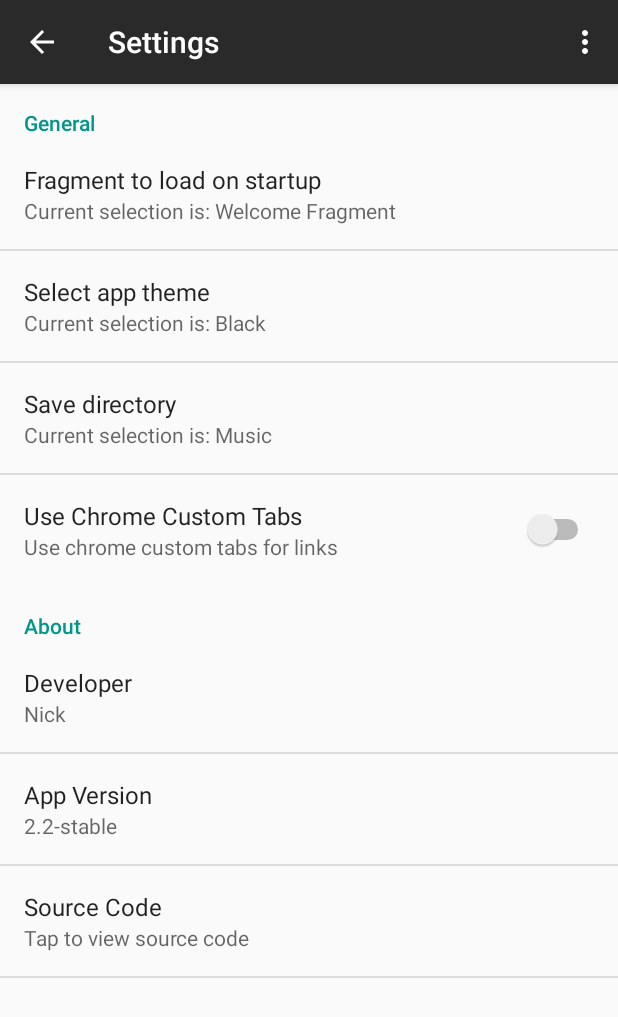
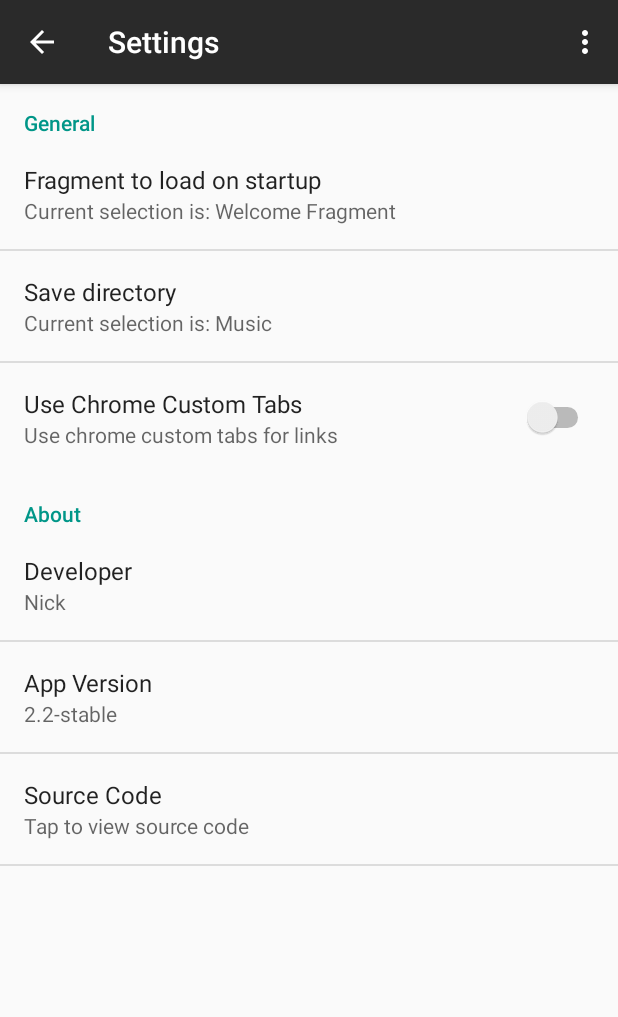
Before and after one commit to Psychic-74/Santractor, an Android app: the screen it shows after launch (SettingsActivity), in the side drawer, after a tap on "Settings", on a phone screen of 412 x 824 dp. Shown: the top 1017 px of the screen. Run offline under Robolectric (Android 15) with nearby library versions, the phone set to English and light mode, and no system bars; our stand-ins replace CircleImageView; libraries missing offline, so code that uses them is left out: com.afollestad.materialdialogs; 9 statements that could not run were skipped.

Commit message:
Tidy Up The App (Remove Themes)
Signed-off-by: Psychic-74 <nickk.2974@gmail.com>

```diff
--- a/app/src/main/java/com/psychic/santractor/MainActivity.java
+++ b/app/src/main/java/com/psychic/santractor/MainActivity.java
@@ -51,8 +51,6 @@ public class MainActivity extends AppCompatActivity implements NavigationView.On
     final int requestPermissionCode = 356;
     Utils utils = new Utils();
     boolean shouldShowCustomTabs;
-    int colorPrimary;
-    int colorPrimaryDark;
     static boolean canShowWelcomeSnackbar=true;
     static String song;
 
@@ -80,35 +78,6 @@ public class MainActivity extends AppCompatActivity implements NavigationView.On
                 d.show();
             }
         }
-    }
-
-    // Override theme
-    @Override
-    public Resources.Theme getTheme() {
-        Resources.Theme theme = super.getTheme();
-        SharedPreferences sPref = PreferenceManager.getDefaultSharedPreferences(getBaseContext());
-        String selectedTheme = sPref.getString("selected_theme", "Black");
-        switch (selectedTheme){
-            case "Blue":
-                theme.applyStyle(R.style.BlueTheme, true);
-                break;
-            case "Green":
-                theme.applyStyle(R.style.GreenTheme, true);
-                break;
-            case "Teal":
-                theme.applyStyle(R.style.TealTheme, true);
-                break;
-            case "Pink":
-                theme.applyStyle(R.style.PinkTheme, true);
-                break;
-            case "Red":
-                theme.applyStyle(R.style.RedTheme, true);
-                break;
-            // Black theme will be applied by default according to manifest.
-            default:
-                break;
-        }
-        return theme;
     }
 
     // Override onCreate
@@ -154,8 +123,6 @@ public class MainActivity extends AppCompatActivity implements NavigationView.On
         // Register Broadcast receiver
         LocalBroadcastManager.getInstance(getBaseContext()).registerReceiver(onNotify, new IntentFilter("sendMsg"));
 
-        // Get theme colors
-        getColors();
 
         // We will be getting the value from settings preferences if user wants to use custom tabs.
         SharedPreferences mPref = PreferenceManager.getDefaultSharedPreferences(this);
@@ -302,8 +269,6 @@ public class MainActivity extends AppCompatActivity implements NavigationView.On
                     Intent updateIntent = new Intent(getBaseContext(), CustomTabsBroadcastReceiver.class);
                     PendingIntent pendingUpdateIntent = PendingIntent.getBroadcast(getBaseContext(), 32, updateIntent, PendingIntent.FLAG_UPDATE_CURRENT);
                     CustomTabsIntent intent = new CustomTabsIntent.Builder()
-                            .setToolbarColor(colorPrimary)
-                            .setSecondaryToolbarColor(colorPrimaryDark)
                             .addMenuItem("Share link", pendingUpdateIntent)
                             .build();
                     intent.launchUrl(getBaseContext(), Uri.parse("https://j2java.net"));
@@ -320,8 +285,6 @@ public class MainActivity extends AppCompatActivity implements NavigationView.On
                     Intent shareSourceIntent = new Intent(getBaseContext(), CustomTabsBroadcastReceiver.class);
                     PendingIntent pendingSourceIntent = PendingIntent.getBroadcast(getBaseContext(), 74, shareSourceIntent, PendingIntent.FLAG_UPDATE_CURRENT);
                     CustomTabsIntent sourceIntent = new CustomTabsIntent.Builder()
-                            .setToolbarColor(colorPrimary)
-                            .setSecondaryToolbarColor(colorPrimaryDark)
                             .addMenuItem("Share source code", pendingSourceIntent)
                             .build();
                     sourceIntent.launchUrl(getBaseContext(), Uri.parse("https://github.com/Psychic-74/Santractor"));
@@ -344,8 +307,6 @@ public class MainActivity extends AppCompatActivity implements NavigationView.On
                     Intent shareSourceIntent = new Intent(getBaseContext(), CustomTabsBroadcastReceiver.class);
                     PendingIntent pendingSourceIntent = PendingIntent.getBroadcast(getBaseContext(), 74, shareSourceIntent, PendingIntent.FLAG_UPDATE_CURRENT);
                     CustomTabsIntent sourceIntent = new CustomTabsIntent.Builder()
-                            .setToolbarColor(colorPrimary)
-                            .setSecondaryToolbarColor(colorPrimaryDark)
                             .addMenuItem("Share Changelog", pendingSourceIntent)
                             .build();
                     sourceIntent.launchUrl(getBaseContext(), Uri.parse("https://github.com/Psychic-74/Santractor/commits/master"));
@@ -458,8 +419,6 @@ public class MainActivity extends AppCompatActivity implements NavigationView.On
             Intent shareSourceIntent = new Intent(getBaseContext(), CustomTabsBroadcastReceiver.class);
             PendingIntent pendingProfileIntent = PendingIntent.getBroadcast(getBaseContext(), 74, shareSourceIntent, PendingIntent.FLAG_UPDATE_CURRENT);
             CustomTabsIntent profileIntent = new CustomTabsIntent.Builder()
-                    .setToolbarColor(colorPrimary)
-                    .setSecondaryToolbarColor(colorPrimaryDark)
                     .addMenuItem("Share Url", pendingProfileIntent)
                     .build();
             profileIntent.launchUrl(getBaseContext(),Uri.parse("https://github.com/Psychic-74"));
@@ -473,15 +432,6 @@ public class MainActivity extends AppCompatActivity implements NavigationView.On
 
    }
 
-    public void getColors(){
-        TypedValue typedValue = new TypedValue();
-        getTheme().resolveAttribute(R.attr.colorPrimary, typedValue, true);
-        colorPrimary = typedValue.data;
-        TypedValue typedValue1 = new TypedValue();
-        getTheme().resolveAttribute(R.attr.colorPrimaryDark, typedValue1, true);
-        colorPrimaryDark = typedValue1.data;
-    }
-
     private BroadcastReceiver onNotify = new BroadcastReceiver() {
         @Override
         public void onReceive(Context context, Intent intent) {
--- a/app/src/main/res/values/strings.xml
+++ b/app/src/main/res/values/strings.xml
@@ -14,16 +14,6 @@
         <item>Music</item>
         <item>Songs</item>
         <item>Santractor</item>
-    </string-array>
-
-    <!-- Theme Styles -->
-    <string-array name="theme_array">
-        <item>Black</item>
-        <item>Red</item>
-        <item>Green</item>
-        <item>Teal</item>
-        <item>Blue</item>
-        <item>Pink</item>
     </string-array>
 
     <!-- Fragments list -->
--- a/app/src/main/res/values/styles.xml
+++ b/app/src/main/res/values/styles.xml
@@ -5,42 +5,6 @@
         <!-- Customize your theme here. -->
         <item name="colorPrimary">@color/colorPrimary</item>
         <item name="colorPrimaryDark">@color/colorPrimaryDark</item>
-        <item name="colorAccent">@color/colorAccent</item>
-    </style>
-
-
-    <!-- New theme blue -->
-    <style name="BlueTheme" parent="Theme.AppCompat.Light.NoActionBar">
-        <item name="colorPrimary">#3F51B5</item>
-        <item name="colorPrimaryDark">#303F9F</item>
-        <item name="colorAccent">@color/colorAccent</item>
-    </style>
-
-    <!-- Red Theme -->
-    <style name="RedTheme" parent="Theme.AppCompat.Light.NoActionBar">
-        <item name="colorPrimary">#F44336</item>
-        <item name="colorPrimaryDark">#D32F2F</item>
-        <item name="colorAccent">@color/colorAccent</item>
-    </style>
-
-    <!-- Pink Theme -->
-    <style name="PinkTheme" parent="Theme.AppCompat.Light.NoActionBar">
-        <item name="colorPrimary">#E91E63</item>
-        <item name="colorPrimaryDark">#E91E63</item>
-        <item name="colorAccent">@color/colorAccent</item>
-    </style>
-
-    <!-- Green Theme -->
-    <style name="GreenTheme" parent="Theme.AppCompat.Light.NoActionBar">
-        <item name="colorPrimary">#4CAF50</item>
-        <item name="colorPrimaryDark">#388E3C</item>
-        <item name="colorAccent">@color/colorAccent</item>
-    </style>
-
-    <!-- Teal Theme -->
-    <style name="TealTheme" parent="Theme.AppCompat.Light.NoActionBar">
-        <item name="colorPrimary">#009688</item>
-        <item name="colorPrimaryDark">#00796B</item>
         <item name="colorAccent">@color/colorAccent</item>
     </style>
 
--- a/app/src/main/res/xml/settings_screen.xml
+++ b/app/src/main/res/xml/settings_screen.xml
@@ -11,17 +11,6 @@
             android:entryValues="@array/fragment_array"
             android:defaultValue="Welcome Fragment"
             android:title="Fragment to load on startup"
-            android:summary="Current selection is: %s">
-        </ListPreference>
-
-        <!-- Preference to add themes -->
-        <ListPreference
-            android:key="selected_theme"
-            android:entries="@array/theme_array"
-            android:entryValues="@array/theme_array"
-            android:defaultValue="Black"
-            android:title="Select app theme"
-            android:enabled="true"
             android:summary="Current selection is: %s">
         </ListPreference>
 
```
